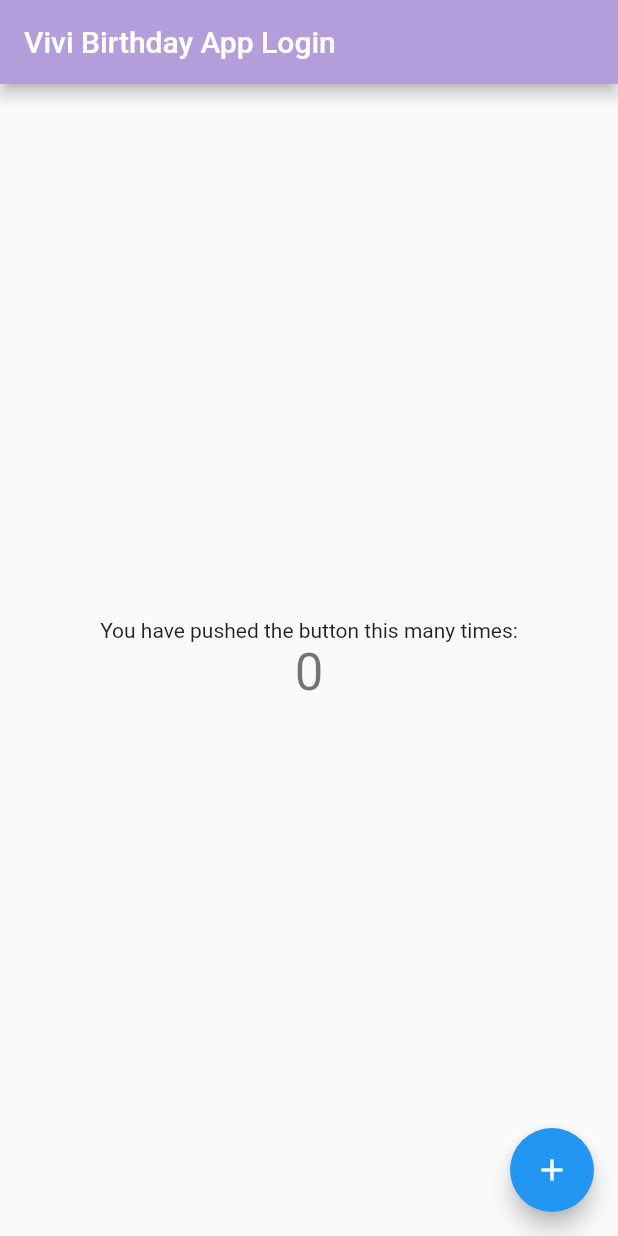
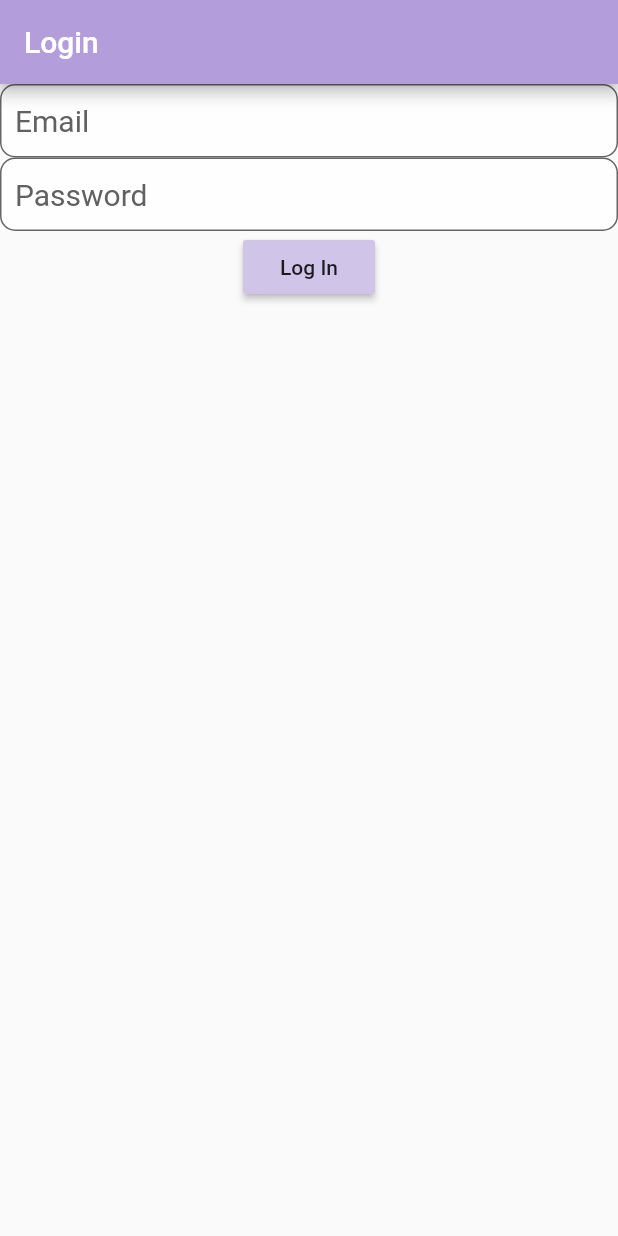
Before and after one commit to awwsnappitsrob24/SOPlanner, a Flutter app: the screen it shows after launch, on a phone screen of 412 x 824 dp. Run offline on Flutter 3.47's test engine with Material 2 defaults, Android fonts, the phone set to English and light mode, and no system bars; our stand-ins replace firebase_auth; accounts and stored records are empty.

Commit message:
Textfields and button created

```diff
--- /dev/null
+++ b/lib/Setup/login.dart
@@ -0,0 +1,105 @@
+import 'package:flutter/material.dart';
+import 'package:firebase_auth/firebase_auth.dart';
+import 'package:vivi_bday_app/pages/homepage.dart';
+
+class LoginPage extends StatefulWidget {
+  @override
+  _LoginPageState createState() => _LoginPageState();
+}
+
+class _LoginPageState extends State<LoginPage> {
+  String _email, _password;
+  final GlobalKey<FormState> _formKey = GlobalKey<FormState>();
+
+  @override
+  Widget build(BuildContext context) {
+    return Scaffold(
+        appBar: AppBar(
+          title: Text('Login', style: TextStyle(color: Colors.white)),
+        ),
+
+        body: Form (
+          key: _formKey,
+            // Align text fields to center of page
+              //crossAxisAlignment: CrossAxisAlignment.center,
+              //mainAxisSize: MainAxisSize.max,
+              //mainAxisAlignment: MainAxisAlignment.center,
+
+          // Login Form created here: Text fields and buttons
+          child: Column(
+            children: <Widget>[
+              // TextFormField for Email
+              TextFormField (
+                validator: (input) {
+                  if(input.isEmpty) {
+                    return 'Email cannot be empty.';
+                  }
+                },
+                onSaved: (input) => _email = input,
+                decoration: InputDecoration(
+                  border: new OutlineInputBorder(
+                   borderRadius: const BorderRadius.all(
+                    const Radius.circular(10.0)
+                   ),
+                  ),
+                  contentPadding: new EdgeInsets.symmetric(vertical: 13.0, horizontal: 10.0),
+                  filled: true,
+                  hintText: 'Email',
+                  hintStyle: TextStyle(fontSize: 20.0 , color: Colors.grey[700]),
+                  fillColor: Colors.white70,
+                ),
+              ),
+
+              TextFormField (
+                validator: (input) {
+                  if(input.isEmpty) {
+                    return 'Password cannot be empty.';
+                  }
+                },
+                onSaved: (input) => _password = input,
+                decoration: InputDecoration(
+                  border: new OutlineInputBorder(
+                    borderRadius: const BorderRadius.all(
+                        const Radius.circular(10.0)
+                    ),
+                  ),
+                  contentPadding: new EdgeInsets.symmetric(vertical: 13.0, horizontal: 10.0),
+                  filled: true,
+                  hintText: 'Password',
+                  hintStyle: TextStyle(fontSize: 20.0 , color: Colors.grey[700]),
+                  fillColor: Colors.white70,
+                ),
+              ),
+
+              // Log in Button
+              RaisedButton(
+                onPressed: login,
+                child: Text('Log In'), color: Colors.deepPurple[100],
+              ),
+
+            ]
+          )
+        ),
+      );
+  }
+
+  Future<void> login() async {
+    // Validate fields
+    final formState = _formKey.currentState;
+    if(formState.validate()) {
+      formState.save();
+      try {
+        // Create user
+        FirebaseUser user = await FirebaseAuth.instance.signInWithEmailAndPassword
+          (email: _email, password: _password);
+
+        // If login is successful, go to homepage
+        Navigator.push(context, MaterialPageRoute(builder: (context) => Homepage()));
+      } catch(e) {
+        // Error message
+        print(e.message);
+      }
+
+    }
+  }
+}
--- a/lib/main.dart
+++ b/lib/main.dart
@@ -1,4 +1,5 @@
 import 'package:flutter/material.dart';
+import 'package:vivi_bday_app/Setup/login.dart';
 
 void main() => runApp(MyApp());
 
@@ -20,92 +21,7 @@ class MyApp extends StatelessWidget {
         // is not restarted.
         primaryColor: Colors.deepPurple[200]
       ),
-      home: MyHomePage(title: 'Vivi Birthday App Login'),
+      home: LoginPage(),
     );
   }
 }
-
-class MyHomePage extends StatefulWidget {
-  MyHomePage({Key key, this.title}) : super(key: key);
-
-  // This widget is the home page of your application. It is stateful, meaning
-  // that it has a State object (defined below) that contains fields that affect
-  // how it looks.
-
-  // This class is the configuration for the state. It holds the values (in this
-  // case the title) provided by the parent (in this case the App widget) and
-  // used by the build method of the State. Fields in a Widget subclass are
-  // always marked "final".
-
-  final String title;
-
-  @override
-  _MyHomePageState createState() => _MyHomePageState();
-}
-
-class _MyHomePageState extends State<MyHomePage> {
-  int _counter = 0;
-
-  void _incrementCounter() {
-    setState(() {
-      // This call to setState tells the Flutter framework that something has
-      // changed in this State, which causes it to rerun the build method below
-      // so that the display can reflect the updated values. If we changed
-      // _counter without calling setState(), then the build method would not be
-      // called again, and so nothing would appear to happen.
-      _counter++;
-    });
-  }
-
-  @override
-  Widget build(BuildContext context) {
-    // This method is rerun every time setState is called, for instance as done
-    // by the _incrementCounter method above.
-    //
-    // The Flutter framework has been optimized to make rerunning build methods
-    // fast, so that you can just rebuild anything that needs updating rather
-    // than having to individually change instances of widgets.
-    return Scaffold(
-      appBar: AppBar(
-        // Here we take the value from the MyHomePage object that was created by
-        // the App.build method, and use it to set our appbar title.
-        title: Text(widget.title, style: TextStyle(color: Colors.white)),
-      ),
-      body: Center(
-        // Center is a layout widget. It takes a single child and positions it
-        // in the middle of the parent.
-        child: Column(
-          // Column is also layout widget. It takes a list of children and
-          // arranges them vertically. By default, it sizes itself to fit its
-          // children horizontally, and tries to be as tall as its parent.
-          //
-          // Invoke "debug painting" (press "p" in the console, choose the
-          // "Toggle Debug Paint" action from the Flutter Inspector in Android
-          // Studio, or the "Toggle Debug Paint" command in Visual Studio Code)
-          // to see the wireframe for each widget.
-          //
-          // Column has various properties to control how it sizes itself and
-          // how it positions its children. Here we use mainAxisAlignment to
-          // center the children vertically; the main axis here is the vertical
-          // axis because Columns are vertical (the cross axis would be
-          // horizontal).
-          mainAxisAlignment: MainAxisAlignment.center,
-          children: <Widget>[
-            Text(
-              'You have pushed the button this many times:',
-            ),
-            Text(
-              '$_counter',
-              style: Theme.of(context).textTheme.display1,
-            ),
-          ],
-        ),
-      ),
-      floatingActionButton: FloatingActionButton(
-        onPressed: _incrementCounter,
-        tooltip: 'Increment',
-        child: Icon(Icons.add),
-      ), // This trailing comma makes auto-formatting nicer for build methods.
-    );
-  }
-}
--- a/pubspec.yaml
+++ b/pubspec.yaml
@@ -27,6 +27,7 @@ dependencies:
 dev_dependencies:
   flutter_test:
     sdk: flutter
+  firebase_auth: ^0.8.1+4
 
 
 # For information on the generic Dart part of this file, see the
@@ -41,10 +42,9 @@ flutter:
   uses-material-design: true
 
   # To add assets to your application, add an assets section, like this:
-  # assets:
-  #  - images/a_dot_burr.jpeg
+  assets:
+    - assets/images/vivi_bday_app_bgimage.jpg
   #  - images/a_dot_ham.jpeg
-
   # An image asset can refer to one or more resolution-specific "variants", see
   # https://flutter.io/assets-and-images/#resolution-aware.
 
```
Also changed, not shown: lib/pages/homepage.dart (added, +17 -0 lines), assets/images/vivi_bday_app_bgimage.jpg (added), pubspec.lock, 4 other files.
